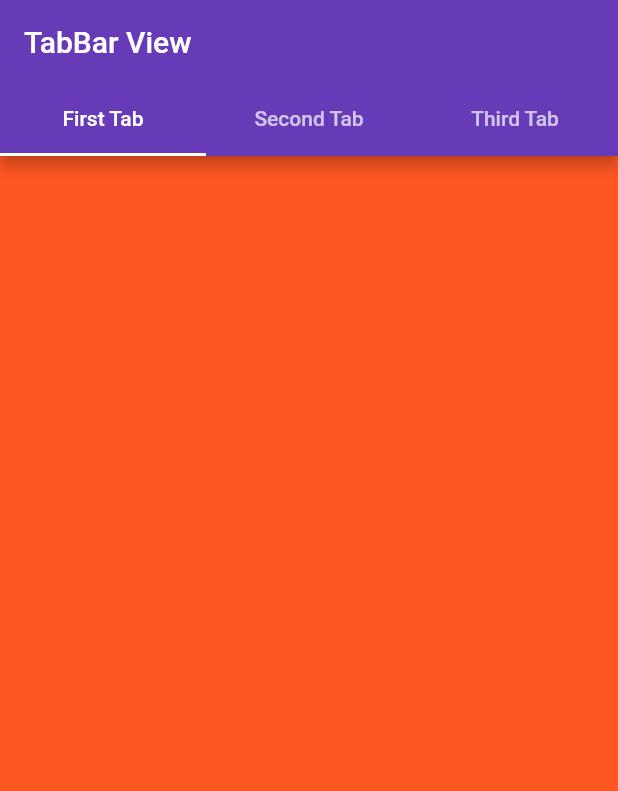
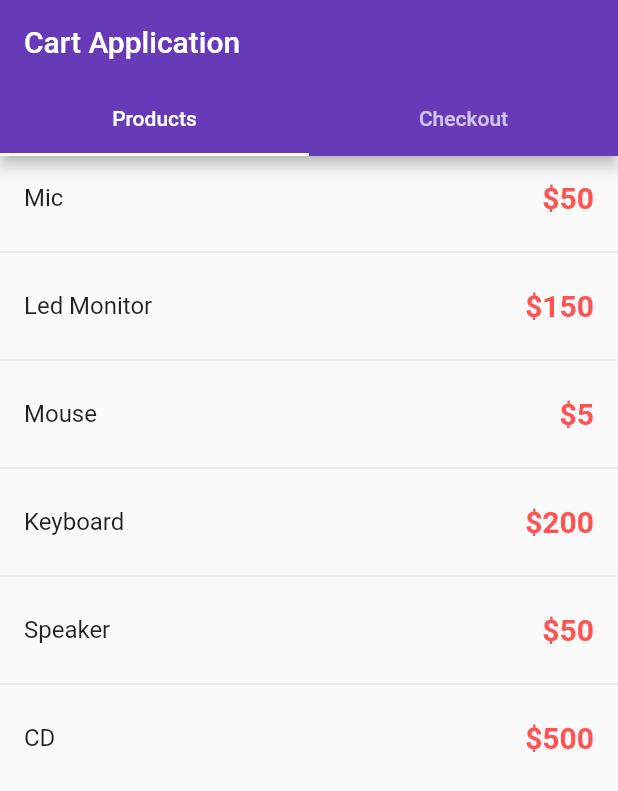
Before and after one commit to rahmat058/Flutter-Exercise, a Flutter app: the screen it shows after launch, on a phone screen of 412 x 824 dp. Shown: the top 791 px of the screen. Run offline on Flutter 3.47's test engine with Material 2 defaults, Android fonts, the phone set to English and light mode, and no system bars.

Commit message:
Cart Application is done

```diff
--- /dev/null
+++ b/lib/ProductModel.dart
@@ -0,0 +1,9 @@
+class ProductModel {
+  String name;
+  int price;
+
+  ProductModel(String name, int price) {
+    this.name = name;
+    this.price = price;
+  }
+}
--- a/lib/main.dart
+++ b/lib/main.dart
@@ -1,8 +1,8 @@
 import 'package:flutter/cupertino.dart';
 import 'package:flutter/material.dart';
-import 'package:flutter_app/screens/FirstScreen.dart';
-import 'package:flutter_app/screens/SecondScreen.dart';
-import 'package:flutter_app/screens/ThirdScreen.dart';
+import 'package:flutter_app/ProductModel.dart';
+import 'package:flutter_app/screens/CheckoutScreen.dart';
+import 'package:flutter_app/screens/ProductScreen.dart';
 
 void main() {
   runApp(MyApp());
@@ -10,7 +10,6 @@ void main() {
 
 
 class MyApp extends StatelessWidget {
-
   @override
   Widget build(BuildContext context) {
     // TODO: implement build
@@ -19,29 +18,50 @@ class MyApp extends StatelessWidget {
       theme: ThemeData(
         primarySwatch: Colors.deepPurple
       ),
-      home: DefaultTabController(
+      home: CartApp()
+    );
+  }
+}
+
+class CartApp extends StatefulWidget {
+  @override
+  _CartAppState createState() => _CartAppState();
+}
+
+class _CartAppState extends State<CartApp> {
+
+  List<ProductModel> cart = [];
+  int sum = 0;
+
+  @override
+  Widget build(BuildContext context) {
+    return DefaultTabController(
+      length: 2,
       child: Scaffold(
         appBar: AppBar(
-            title: Text("TabBar View"),
+          title: Text("Cart Application"),
           bottom: TabBar(
             tabs: <Widget>[
-                Tab( text: "First Tab"),
-                Tab( text: "Second Tab"),
-                Tab( text: "Third Tab"),
+              Tab(text: "Products"),
+              Tab(text: "Checkout")
             ],
           ),
         ),
         body: TabBarView(
           children: <Widget>[
-              FirstScreen(),
-              SecondScreen(),
-              ThirdScreen()
+            ProductScreen((selectedProduct) {
+              setState(() {
+                cart.add(selectedProduct);
+                sum = 0;
+                cart.forEach((item) {
+                  sum = sum + item.price;
+                });
+              });
+            }),
+            CheckoutScreen(cart, sum)
           ],
         ),
       ),
-        length: 3,
-        initialIndex: 0,
-      )
     );
   }
 }
--- /dev/null
+++ b/lib/screens/CheckoutScreen.dart
@@ -0,0 +1,34 @@
+import 'package:flutter/material.dart';
+
+class CheckoutScreen extends StatelessWidget {
+  final cart;
+  final sum;
+
+  //Constructor calling
+  CheckoutScreen(this.cart, this.sum);
+
+  @override
+  Widget build(BuildContext context) {
+    return Column(
+      crossAxisAlignment: CrossAxisAlignment.start,
+      children: <Widget>[
+        ListView.separated(
+            itemBuilder: (context, index) {
+              return ListTile(
+                title: Text(cart[index].name),
+                trailing: Text("\$${cart[index].price}", style: TextStyle(color: Colors.redAccent, fontSize: 20, fontWeight: FontWeight.bold),),
+                onTap: () {
+
+                },
+              );
+            },
+            separatorBuilder: (context, index) => Divider(),
+            itemCount: cart.length,
+            shrinkWrap: true,
+        ),
+        Divider(),
+        Text("Total: \$$sum")
+      ],
+    );
+  }
+}
--- /dev/null
+++ b/lib/screens/ProductScreen.dart
@@ -0,0 +1,35 @@
+import 'package:flutter/material.dart';
+import '../ProductModel.dart';
+
+class ProductScreen extends StatelessWidget {
+  final ValueSetter<ProductModel> _valueSetter;
+
+  // Constructor calling
+  ProductScreen(this._valueSetter);
+
+  List<ProductModel> products = [
+    ProductModel("Mic", 50),
+    ProductModel("Led Monitor", 150),
+    ProductModel("Mouse", 5),
+    ProductModel("Keyboard", 200),
+    ProductModel("Speaker", 50),
+    ProductModel("CD", 500),
+  ];
+
+  @override
+  Widget build(BuildContext context) {
+    return ListView.separated(
+        itemBuilder: (context, index) {
+          return ListTile(
+            title: Text(products[index].name),
+            trailing: Text("\$${products[index].price}", style: TextStyle(color: Colors.redAccent, fontSize: 20, fontWeight: FontWeight.bold),),
+            onTap: () {
+              _valueSetter(products[index]);
+            },
+          );
+        },
+        separatorBuilder: (context, index) => Divider(),
+        itemCount: products.length
+    );
+  }
+}
```
Lines whose indentation alone changed are shown as unchanged.
